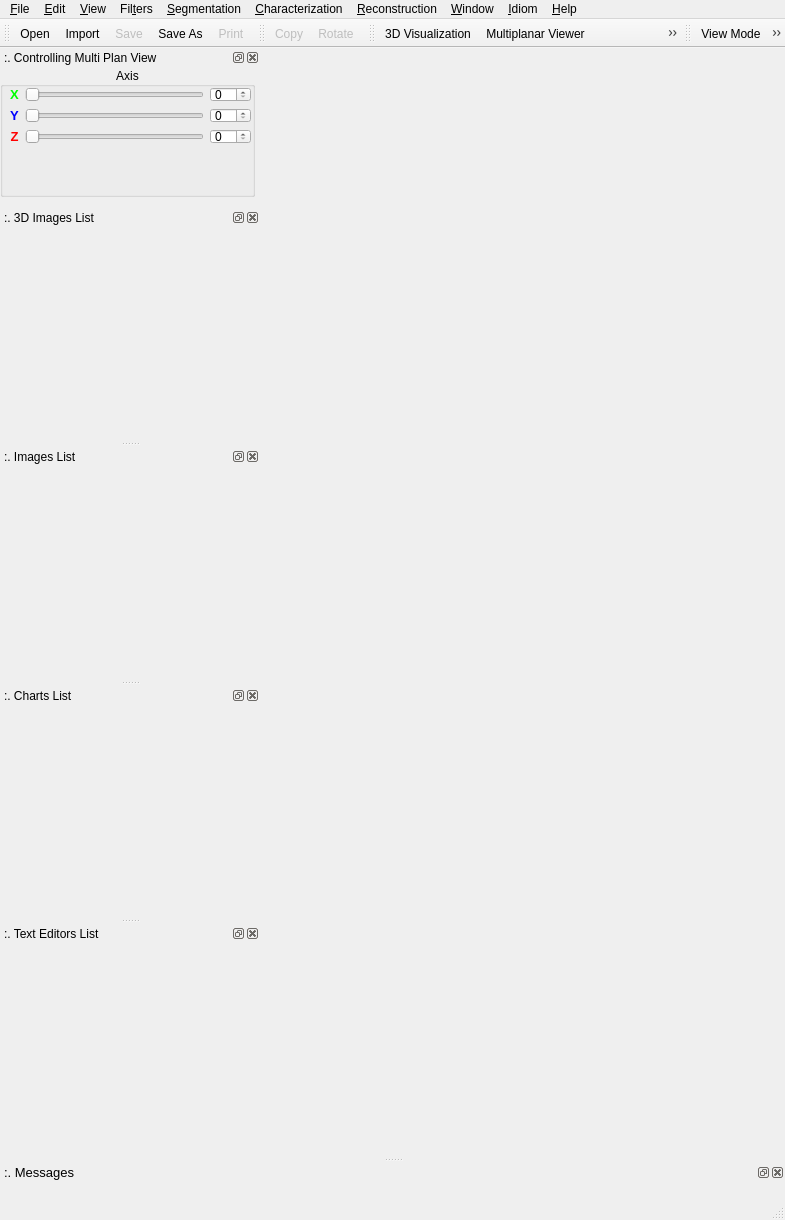
Old version of the form src/lvpinterface.ui in the repository ldsc/lvp.
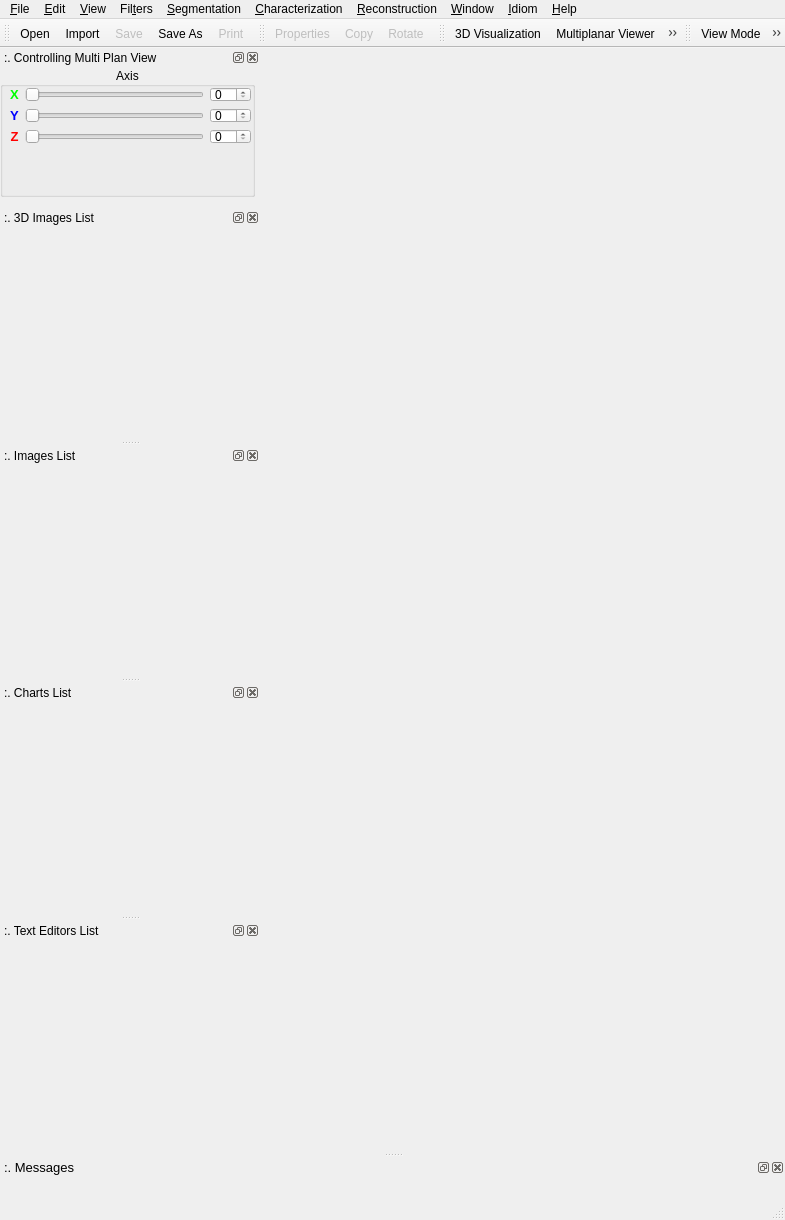
New version of the form. Icons and pictures are not drawn.

```diff
--- a/src/lvpinterface.ui
+++ b/src/lvpinterface.ui
@@ -311,6 +311,7 @@
    <attribute name="toolBarBreak">
     <bool>false</bool>
    </attribute>
+   <addaction name="actionProperties"/>
    <addaction name="actionCopy"/>
    <addaction name="actionRotate"/>
   </widget>
@@ -733,8 +734,8 @@
   <widget class="QDockWidget" name="dockWidgetMessages">
    <property name="minimumSize">
     <size>
-     <width>58</width>
-     <height>35</height>
+     <width>82</width>
+     <height>40</height>
     </size>
    </property>
    <property name="font">
@@ -1244,7 +1245,7 @@
      <normaloff>:/images/rotate.png</normaloff>:/images/rotate.png</iconset>
    </property>
    <property name="text">
-    <string>Rotate</string>
+    <string>&amp;Rotate</string>
    </property>
    <property name="statusTip">
     <string>Rotate</string>
@@ -1615,6 +1616,26 @@
     <string>Pore Network Viewer</string>
    </property>
   </action>
+  <action name="actionProperties">
+   <property name="enabled">
+    <bool>false</bool>
+   </property>
+   <property name="icon">
+    <iconset resource="application.qrc">
+     <normaloff>:/images/6533_128x128.png</normaloff>:/images/6533_128x128.png</iconset>
+   </property>
+   <property name="text">
+    <string>&amp;Properties</string>
+   </property>
+  </action>
+  <action name="actionIntrinsicPermeabilityByNetwork">
+   <property name="enabled">
+    <bool>true</bool>
+   </property>
+   <property name="text">
+    <string>Intrinsic Permeability (Network)</string>
+   </property>
+  </action>
   <zorder>dockWidgetVisualisation3D</zorder>
   <zorder>dockWidgetMessages</zorder>
  </widget>
```
Left out of the diff: 15 changed lines with no effect on the pictures.
